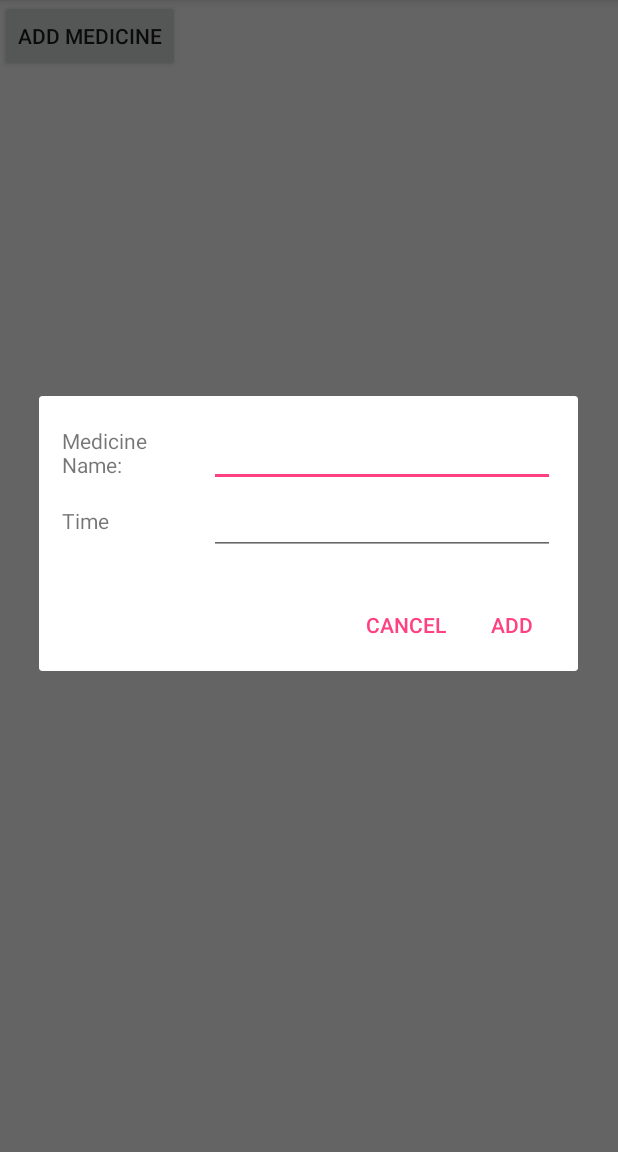
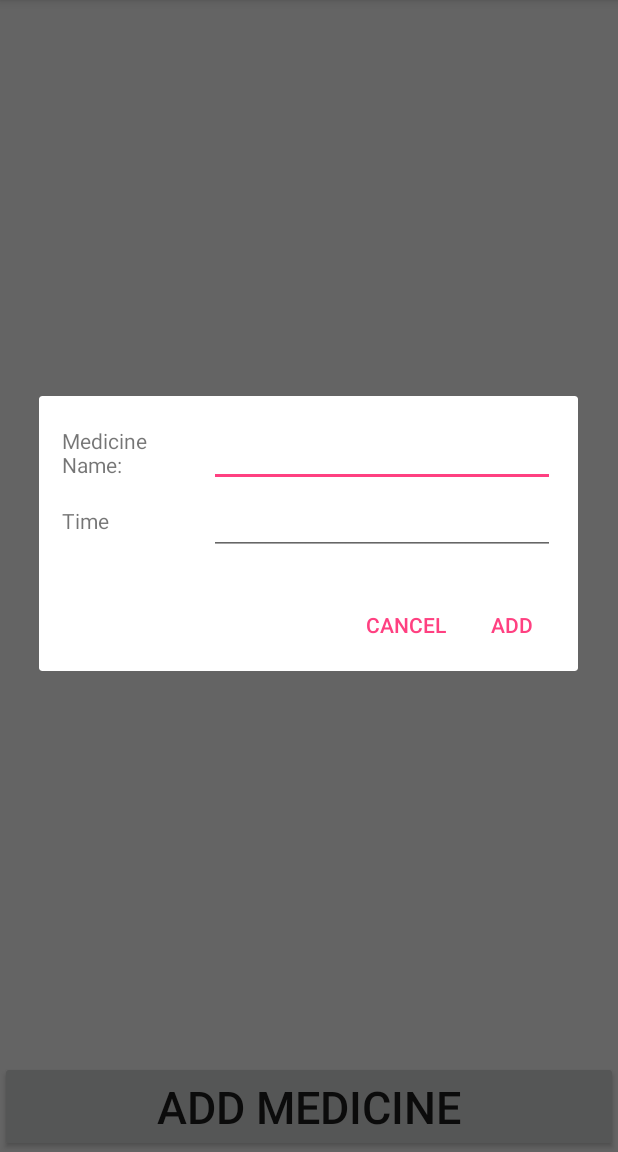
Before and after one commit to alassadi/EldHelp, an Android app: the screen it shows after launch (MedicineActivity), after a tap on "ADD MEDICINE", on a phone screen of 412 x 824 dp, the part 84-1236 px from its top. Run offline under Robolectric (Android 15) with nearby library versions, the phone set to English and light mode, and no system bars.

Commit message:
add medicine button

```diff
--- a/app/src/main/res/layout/activity_medicine.xml
+++ b/app/src/main/res/layout/activity_medicine.xml
@@ -1,5 +1,5 @@
 <?xml version="1.0" encoding="utf-8"?>
-<android.support.constraint.ConstraintLayout xmlns:android="http://schemas.android.com/apk/res/android"
+<RelativeLayout xmlns:android="http://schemas.android.com/apk/res/android"
     xmlns:app="http://schemas.android.com/apk/res-auto"
     xmlns:tools="http://schemas.android.com/tools"
     android:layout_width="match_parent"
@@ -9,17 +9,21 @@
     <android.support.v7.widget.RecyclerView
         android:id="@+id/medicine_recycler_view"
         android:layout_width="match_parent"
-        android:layout_height="match_parent"
-        android:scrollbars="vertical"
-        android:layout_marginTop="60dp"
-        android:layout_marginBottom="60dp">
+        android:layout_height="553dp"
+        android:layout_alignParentStart="true"
+        android:layout_alignParentTop="true"
+        android:clipToPadding="false"
+        android:scrollbars="vertical">
 
     </android.support.v7.widget.RecyclerView>
 
     <Button
         android:id="@+id/button_addMedicine"
-        android:layout_width="wrap_content"
+        android:layout_width="match_parent"
         android:layout_height="wrap_content"
-        android:text="@string/addMedicine" />
+        android:layout_alignParentBottom="true"
+        android:layout_alignParentStart="true"
+        android:text="@string/addMedicine"
+        android:textSize="30sp" />
 
-</android.support.constraint.ConstraintLayout>
+</RelativeLayout>
```
